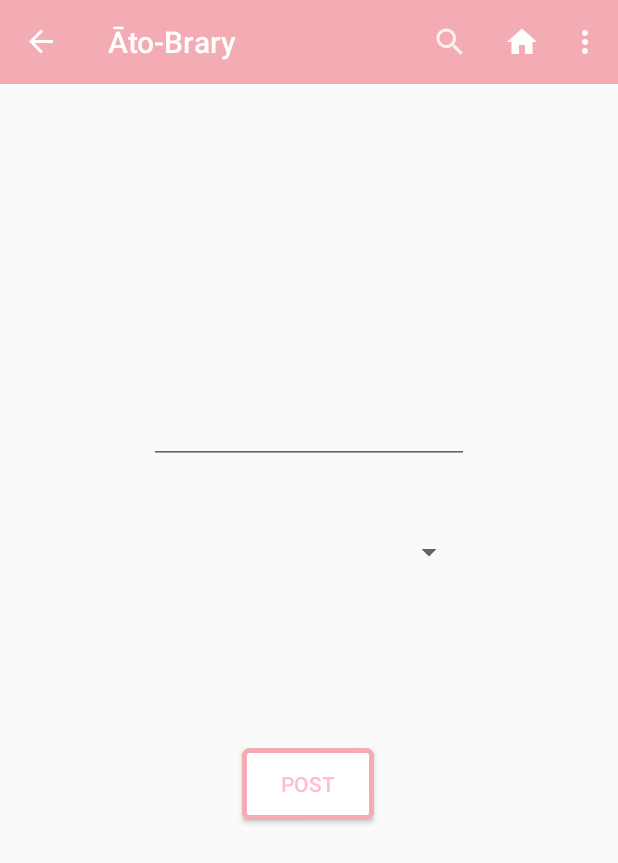
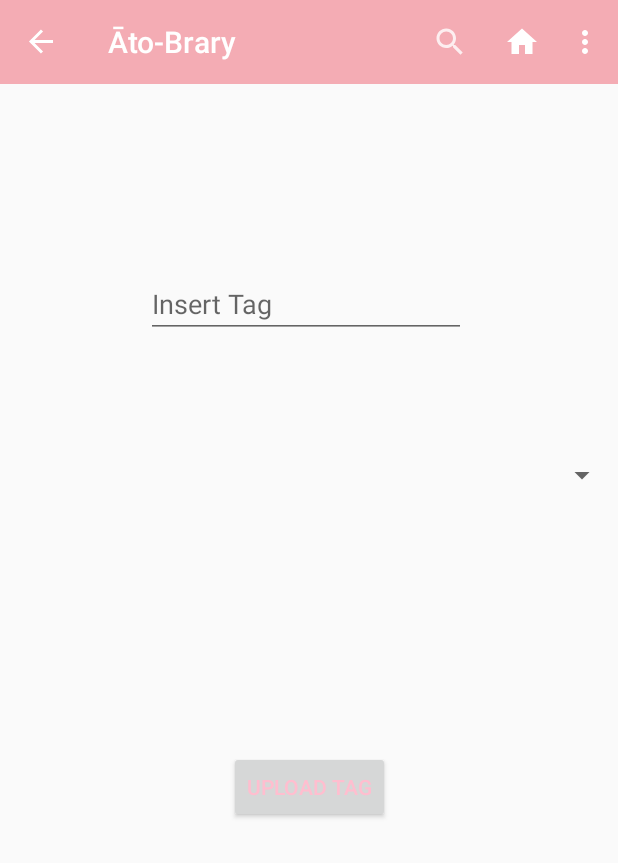
Before and after one commit to Kaaydong/Ato-Brary, an Android app: the screen it shows after launch (MainActivity), in the options menu, after a tap on "Tag Creation", on a phone screen of 412 x 824 dp. Shown: the top 863 px of the screen. Run offline under Robolectric (Android 15) with nearby library versions, the phone set to English and light mode, and no system bars; our stand-ins replace navigation-ui; libraries missing offline, so code that uses them is left out: com.backendless, com.backendless.async, com.backendless.exceptions; 3 statements that could not run were skipped.

Commit message:
Started working on tag creation page

```diff
--- /dev/null
+++ b/app/src/main/java/com/example/to_brary/TagCreationPage.java
@@ -0,0 +1,80 @@
+package com.example.to_brary;
+
+import android.os.Bundle;
+
+import androidx.fragment.app.Fragment;
+
+import android.view.LayoutInflater;
+import android.view.View;
+import android.view.ViewGroup;
+import android.widget.ArrayAdapter;
+import android.widget.Button;
+import android.widget.EditText;
+import android.widget.Spinner;
+
+/**
+ * A simple {@link Fragment} subclass.
+ * Use the {@link TagCreationPage#newInstance} factory method to
+ * create an instance of this fragment.
+ */
+public class TagCreationPage extends Fragment {
+
+    // TODO: Rename parameter arguments, choose names that match
+    // the fragment initialization parameters, e.g. ARG_ITEM_NUMBER
+    private static final String ARG_PARAM1 = "param1";
+    private static final String ARG_PARAM2 = "param2";
+
+    // TODO: Rename and change types of parameters
+    private String mParam1;
+    private String mParam2;
+
+    EditText insertTagEditText;
+    Spinner tagCategorySpinner;
+    Button uploadTagButton;
+
+    public TagCreationPage() {
+        // Required empty public constructor
+    }
+
+    /**
+     * Use this factory method to create a new instance of
+     * this fragment using the provided parameters.
+     *
+     * @param param1 Parameter 1.
+     * @param param2 Parameter 2.
+     * @return A new instance of fragment TagCreationPage.
+     */
+    // TODO: Rename and change types and number of parameters
+    public static TagCreationPage newInstance(String param1, String param2) {
+        TagCreationPage fragment = new TagCreationPage();
+        Bundle args = new Bundle();
+        args.putString(ARG_PARAM1, param1);
+        args.putString(ARG_PARAM2, param2);
+        fragment.setArguments(args);
+        return fragment;
+    }
+
+    @Override
+    public void onCreate(Bundle savedInstanceState) {
+        super.onCreate(savedInstanceState);
+        if (getArguments() != null) {
+            mParam1 = getArguments().getString(ARG_PARAM1);
+            mParam2 = getArguments().getString(ARG_PARAM2);
+        }
+    }
+
+    @Override
+    public View onCreateView(LayoutInflater inflater, ViewGroup container,
+                             Bundle savedInstanceState) {
+        // Inflate the layout for this fragment
+        final View rootview = inflater.inflate(R.layout.fragment_tag_creation_page, container, false);
+
+        insertTagEditText = rootview.findViewById(R.id.edittext_taginput_tagcreation);
+        uploadTagButton = rootview.findViewById(R.id.button_uploadtag_tagcreation);
+
+        tagCategorySpinner = rootview.findViewById(R.id.spinner_tagcategory_tagcreation);
+        String[] items = new String[]{"Artists","Copyright","Characters","Details"};
+
+        return rootview;
+    }
+}
--- a/app/src/main/java/com/example/to_brary/TagCreationPage.kt
+++ /dev/null
@@ -1,67 +0,0 @@
-package com.example.to_brary
-
-import android.os.Bundle
-import android.view.*
-import androidx.fragment.app.Fragment
-import androidx.navigation.findNavController
-import androidx.navigation.ui.NavigationUI
-
-/**
- * A simple [Fragment] subclass.
- * Use the [TagCreationPage.newInstance] factory method to
- * create an instance of this fragment.
- */
-class TagCreationPage : Fragment() {
-    // TODO: Rename and change types of parameters
-    private var mParam1: String? = null
-    private var mParam2: String? = null
-    override fun onCreate(savedInstanceState: Bundle?) {
-        super.onCreate(savedInstanceState)
-        if (arguments != null) {
-            mParam1 = requireArguments().getString(ARG_PARAM1)
-            mParam2 = requireArguments().getString(ARG_PARAM2)
-        }
-    }
-
-    override fun onCreateView(inflater: LayoutInflater, container: ViewGroup?,
-                              savedInstanceState: Bundle?): View? {
-        // Inflate the layout for this fragment
-        return inflater.inflate(R.layout.fragment_tag_creation_page, container, false)
-    }
-
-    /*override fun onCreateOptionsMenu(menu: Menu, inflater: MenuInflater) {
-        super.onCreateOptionsMenu(menu, inflater)
-        setHasOptionsMenu(true)
-        inflater.inflate(R.menu.options_menu, menu)
-    }
-
-    override fun onOptionsItemSelected(item: MenuItem): Boolean {
-        return NavigationUI.onNavDestinationSelected(item,requireView().findNavController())
-                || super.onOptionsItemSelected(item)
-    }*/
-
-    companion object {
-        // TODO: Rename parameter arguments, choose names that match
-        // the fragment initialization parameters, e.g. ARG_ITEM_NUMBER
-        private const val ARG_PARAM1 = "param1"
-        private const val ARG_PARAM2 = "param2"
-
-        /**
-         * Use this factory method to create a new instance of
-         * this fragment using the provided parameters.
-         *
-         * @param param1 Parameter 1.
-         * @param param2 Parameter 2.
-         * @return A new instance of fragment TagCreationPage.
-         */
-        // TODO: Rename and change types and number of parameters
-        fun newInstance(param1: String?, param2: String?): TagCreationPage {
-            val fragment = TagCreationPage()
-            val args = Bundle()
-            args.putString(ARG_PARAM1, param1)
-            args.putString(ARG_PARAM2, param2)
-            fragment.arguments = args
-            return fragment
-        }
-    }
-}
--- a/app/src/main/res/layout/fragment_tag_creation_page.xml
+++ b/app/src/main/res/layout/fragment_tag_creation_page.xml
@@ -6,45 +6,41 @@
     android:layout_height="match_parent"
     tools:context=".TagCreationPage">
 
+    <!-- TODO: Update blank fragment layout -->
+
     <EditText
-        android:id="@+id/editText_tagname_tagcreation"
+        android:id="@+id/edittext_taginput_tagcreation"
         android:layout_width="wrap_content"
         android:layout_height="wrap_content"
-        android:layout_marginStart="99dp"
-        android:layout_marginTop="208dp"
-        android:layout_marginEnd="99dp"
+        android:layout_marginStart="101dp"
+        android:layout_marginTop="124dp"
+        android:layout_marginEnd="101dp"
         android:ems="10"
+        android:hint="Insert Tag"
         android:inputType="textPersonName"
         app:layout_constraintEnd_toEndOf="parent"
         app:layout_constraintHorizontal_bias="1.0"
         app:layout_constraintStart_toStartOf="parent"
-        app:layout_constraintTop_toTopOf="parent"
-        tools:text="Insert Tag" />
+        app:layout_constraintTop_toTopOf="parent" />
+
+    <Spinner
+        android:id="@+id/spinner_tagcategory_tagcreation"
+        android:layout_width="match_parent"
+        android:layout_height="wrap_content"
+        android:layout_marginTop="79dp"
+        app:layout_constraintEnd_toEndOf="parent"
+        app:layout_constraintStart_toStartOf="parent"
+        app:layout_constraintTop_toBottomOf="@+id/edittext_taginput_tagcreation" />
 
     <Button
-        android:id="@+id/button_post_tagcreation"
+        android:id="@+id/button_uploadtag_tagcreation"
         android:layout_width="wrap_content"
         android:layout_height="wrap_content"
-        android:layout_marginStart="161dp"
-        android:layout_marginTop="116dp"
-        android:layout_marginEnd="162dp"
-        android:text="Post"
-        android:background="@drawable/button_border"
+        android:layout_marginTop="172dp"
+        android:text="Upload Tag"
         app:layout_constraintEnd_toEndOf="parent"
-        app:layout_constraintHorizontal_bias="0.0"
+        app:layout_constraintHorizontal_bias="0.5"
         app:layout_constraintStart_toStartOf="parent"
-        app:layout_constraintTop_toBottomOf="@+id/spinner_category_tagcreation" />
-
-    <Spinner
-        android:id="@+id/spinner_category_tagcreation"
-        android:layout_width="208dp"
-        android:layout_height="29dp"
-        android:layout_marginStart="101dp"
-        android:layout_marginTop="44dp"
-        android:layout_marginEnd="102dp"
-        app:layout_constraintEnd_toEndOf="parent"
-        app:layout_constraintHorizontal_bias="1.0"
-        app:layout_constraintStart_toStartOf="parent"
-        app:layout_constraintTop_toBottomOf="@+id/editText_tagname_tagcreation" />
+        app:layout_constraintTop_toBottomOf="@+id/spinner_tagcategory_tagcreation" />
 
 </androidx.constraintlayout.widget.ConstraintLayout>
```
